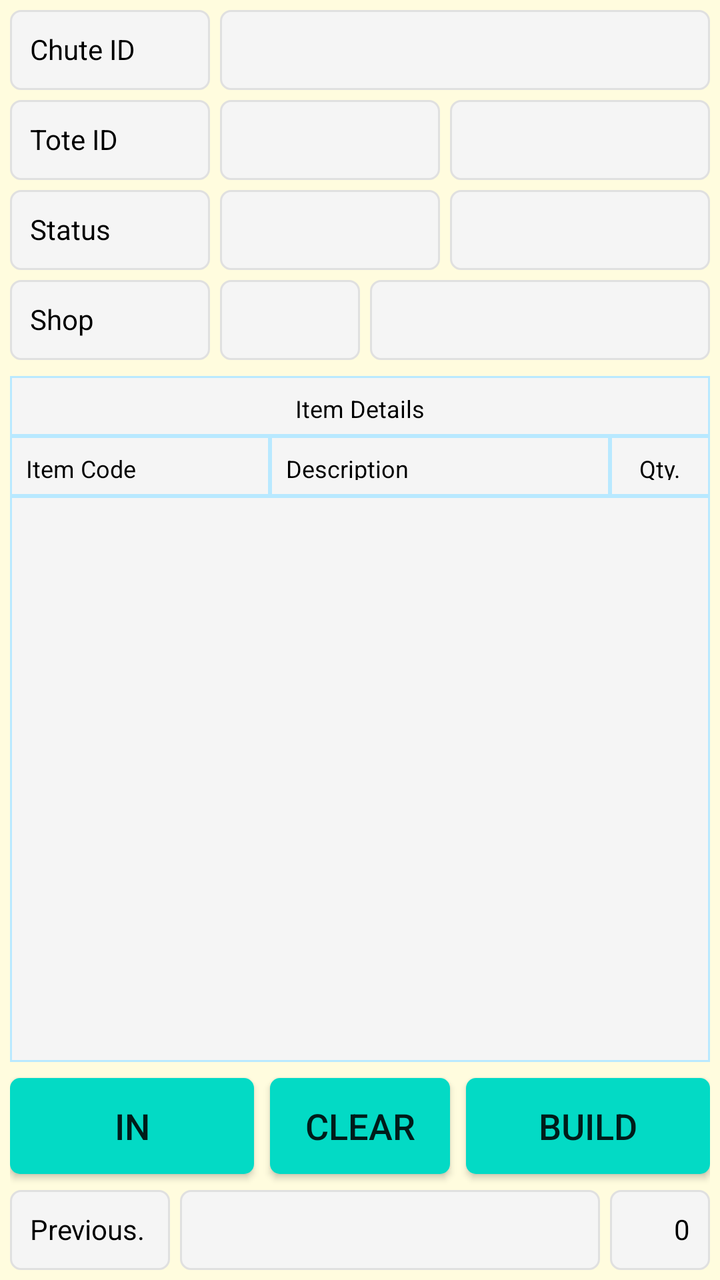
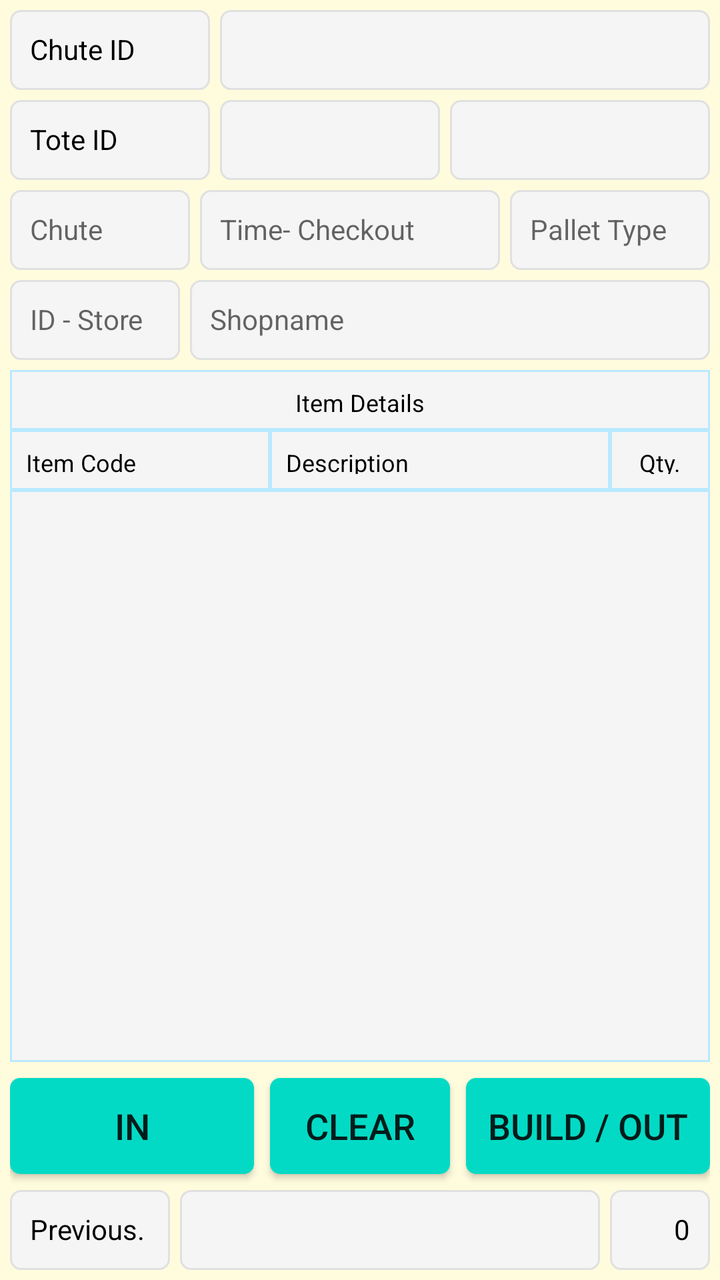

Screens rendered from an Android XML layout before and after an edit, with the pre-edit source and the edit as a unified diff.
<!-- AndroidManifest.xml: application theme AppTheme -->
<!-- res/layout/fragment_box_building_auto_jafza.xml -->
<?xml version="1.0" encoding="utf-8"?>
<FrameLayout xmlns:android="http://schemas.android.com/apk/res/android"
    xmlns:app="http://schemas.android.com/apk/res-auto"
    xmlns:tools="http://schemas.android.com/tools"
    android:layout_width="match_parent"
    android:layout_height="match_parent"
    android:background="@color/backColor"
    tools:context=".ui.building.jafza.BoxBuildingAutoJafzaFragment">

    <androidx.constraintlayout.widget.ConstraintLayout
        android:layout_width="match_parent"
        android:layout_height="match_parent"
        android:padding="5dp">

        <TextView
            android:id="@+id/TextView1"
            android:layout_width="100dp"
            android:layout_height="40dp"
            android:background="@drawable/et_custom"
            android:gravity="left"
            android:hint=""
            android:padding="10dp"
            android:text="Chute ID"
            android:textColor="@color/coloBlack"
            android:textSize="14dp"
            app:layout_constraintStart_toStartOf="parent"
            app:layout_constraintTop_toTopOf="parent" />

        <EditText
            android:id="@+id/et_building_chuteid"
            android:layout_width="0dp"
            android:layout_height="40dp"
            android:layout_marginStart="5dp"
            android:layout_marginLeft="5dp"
            android:background="@drawable/et_custom"
            android:inputType="text"
            android:padding="10dp"
            android:textColor="@color/coloBlack"
            android:textSize="14dp"
            app:layout_constraintEnd_toEndOf="parent"
            app:layout_constraintStart_toEndOf="@+id/TextView1"
            app:layout_constraintTop_toTopOf="@+id/TextView1"
            tools:ignore="SpeakableTextPresentCheck,TouchTargetSizeCheck" />

        <TextView
            android:id="@+id/TextView8"
            android:layout_width="100dp"
            android:layout_height="40dp"
            android:layout_marginTop="5dp"
            android:background="@drawable/et_custom"
            android:gravity="left"
            android:hint=""
            android:padding="10dp"
            android:text="Tote ID"
            android:textColor="@color/coloBlack"
            android:textSize="14dp"
            app:layout_constraintStart_toStartOf="parent"
            app:layout_constraintTop_toBottomOf="@+id/TextView1" />

        <EditText
            android:id="@+id/et_chute_building_totid"
            android:layout_width="0dp"
            android:layout_height="40dp"
            android:layout_marginStart="5dp"
            android:layout_marginLeft="5dp"
            android:layout_marginEnd="5dp"
            android:layout_marginRight="5dp"
            android:background="@drawable/et_custom"
            android:gravity="left"
            android:hint=""
            android:inputType="text"
            android:padding="10dp"
            android:textColor="@color/coloBlack"
            android:textSize="14dp"
            app:layout_constraintEnd_toStartOf="@+id/tv_building_totid"
            app:layout_constraintStart_toEndOf="@+id/TextView8"
            app:layout_constraintTop_toTopOf="@+id/TextView8"
            tools:ignore="SpeakableTextPresentCheck,TouchTargetSizeCheck" />

        <TextView
            android:id="@+id/tv_building_totid"
            android:layout_width="130dp"
            android:layout_height="40dp"
            android:background="@drawable/et_custom"
            android:gravity="left"
            android:hint=""
            android:padding="10dp"
            android:text=""
            android:textColor="@color/coloBlack"
            android:textSize="14dp"
            app:layout_constraintEnd_toEndOf="parent"
            app:layout_constraintTop_toTopOf="@+id/et_chute_building_totid" />

        <TextView
            android:id="@+id/tv_building_time"
            android:layout_width="130dp"
            android:layout_height="40dp"
            android:background="@drawable/et_custom"
            android:gravity="left"
            android:hint=""
            android:padding="10dp"
            android:text=""
            android:textColor="@color/coloBlack"
            android:textSize="14dp"
            app:layout_constraintEnd_toEndOf="parent"
            app:layout_constraintTop_toTopOf="@+id/TextView2" />

        <TextView
            android:id="@+id/TextView2"
            android:layout_width="100dp"
            android:layout_height="40dp"
            android:layout_marginTop="5dp"
            android:background="@drawable/et_custom"
            android:gravity="left"
            android:hint=""
            android:padding="10dp"
            android:text="Status"
            android:textColor="@color/coloBlack"
            android:textSize="14dp"
            app:layout_constraintStart_toStartOf="parent"
            app:layout_constraintTop_toBottomOf="@+id/TextView8" />

        <TextView
            android:id="@+id/tv_chute_building_status"
            android:layout_width="0dp"
            android:layout_height="40dp"
            android:layout_marginStart="5dp"
            android:layout_marginLeft="5dp"
            android:layout_marginEnd="5dp"
            android:layout_marginRight="5dp"
            android:background="@drawable/et_custom"
            android:gravity="left"
            android:hint=""
            android:padding="10dp"
            android:text=""
            android:textColor="@color/coloBlack"
            android:textSize="14dp"
            app:layout_constraintEnd_toStartOf="@+id/tv_building_time"
            app:layout_constraintStart_toEndOf="@+id/TextView2"
            app:layout_constraintTop_toTopOf="@+id/TextView2" />

        <TextView
            android:id="@+id/TextView3"
            android:layout_width="100dp"
            android:layout_height="40dp"
            android:layout_marginTop="5dp"
            android:background="@drawable/et_custom"
            android:gravity="left"
            android:hint=""
            android:padding="10dp"
            android:text="Shop"
            android:textColor="@color/coloBlack"
            android:textSize="14dp"
            app:layout_constraintStart_toStartOf="parent"
            app:layout_constraintTop_toBottomOf="@+id/TextView2" />

        <TextView
            android:id="@+id/tv_chute_status_building_shopname"
            android:layout_width="0dp"
            android:layout_height="40dp"
            android:layout_marginStart="5dp"
            android:layout_marginLeft="5dp"
            android:background="@drawable/et_custom"
            android:gravity="left"
            android:hint=""
            android:padding="10dp"
            android:text=""
            android:textColor="@color/coloBlack"
            android:textSize="14dp"
            app:layout_constraintEnd_toEndOf="parent"
            app:layout_constraintStart_toEndOf="@+id/tv_chute_status_building_shopid"
            app:layout_constraintTop_toTopOf="@+id/TextView3" />

        <TextView
            android:id="@+id/tv_chute_status_building_shopid"
            android:layout_width="70dp"
            android:layout_height="40dp"
            android:layout_marginStart="5dp"
            android:layout_marginLeft="5dp"
            android:background="@drawable/et_custom"
            android:gravity="left"
            android:hint=""
            android:padding="10dp"
            android:text=""
            android:textColor="@color/coloBlack"
            android:textSize="14dp"
            app:layout_constraintStart_toEndOf="@+id/TextView3"
            app:layout_constraintTop_toTopOf="@+id/TextView3" />

        <TextView
            android:id="@+id/TextView4"
            android:layout_width="0dp"
            android:layout_height="30dp"
            android:layout_marginTop="8dp"
            android:background="@drawable/et_custom_total"
            android:gravity="center"
            android:hint=""
            android:padding="8dp"
            android:text="Item Details"
            android:textColor="@color/coloBlack"
            android:textSize="12dp"
            app:layout_constraintEnd_toEndOf="parent"
            app:layout_constraintStart_toStartOf="parent"
            app:layout_constraintTop_toBottomOf="@+id/TextView3" />


        <TextView
            android:id="@+id/TextView5"
            android:layout_width="130dp"
            android:layout_height="30dp"
            android:background="@drawable/et_custom_total"
            android:gravity="left"
            android:hint=""
            android:padding="8dp"
            android:text="Item Code"
            android:textColor="@color/coloBlack"
            android:textSize="12dp"
            app:layout_constraintStart_toStartOf="parent"
            app:layout_constraintTop_toBottomOf="@+id/TextView4" />

        <TextView
            android:id="@+id/TextView6"
            android:layout_width="0dp"
            android:layout_height="30dp"
            android:background="@drawable/et_custom_total"
            android:gravity="left"
            android:hint=""
            android:padding="8dp"
            android:text="Description"
            android:textColor="@color/coloBlack"
            android:textSize="12dp"
            app:layout_constraintEnd_toStartOf="@+id/TextView7"
            app:layout_constraintStart_toEndOf="@+id/TextView5"
            app:layout_constraintTop_toBottomOf="@+id/TextView4" />

        <TextView
            android:id="@+id/TextView7"
            android:layout_width="50dp"
            android:layout_height="30dp"
            android:background="@drawable/et_custom_total"
            android:gravity="center"
            android:hint=""
            android:padding="8dp"
            android:text="Qty."
            android:textColor="@color/coloBlack"
            android:textSize="12dp"
            app:layout_constraintEnd_toEndOf="parent"
            app:layout_constraintTop_toBottomOf="@+id/TextView4" />

        <ListView
            android:id="@+id/lv_chute_status_building_details"
            android:layout_width="0dp"
            android:layout_height="0dp"
            android:layout_marginBottom="8dp"
            android:background="@drawable/et_custom_total"
            app:layout_constraintBottom_toTopOf="@+id/bt_chute_status_building_in"
            app:layout_constraintEnd_toEndOf="parent"
            app:layout_constraintStart_toStartOf="parent"
            app:layout_constraintTop_toBottomOf="@+id/TextView5" />

        <TextView
            android:id="@+id/TextView9"
            android:layout_width="80dp"
            android:layout_height="40dp"
            android:background="@drawable/et_custom"
            android:gravity="left"
            android:hint=""
            android:padding="10dp"
            android:text="Previous."
            android:textColor="@color/coloBlack"
            android:textSize="14dp"
            app:layout_constraintBottom_toBottomOf="parent"
            app:layout_constraintStart_toStartOf="parent" />

        <TextView
            android:id="@+id/tv_chute_status_building_trfno"
            android:layout_width="0dp"
            android:layout_height="40dp"
            android:layout_marginStart="5dp"
            android:layout_marginLeft="5dp"
            android:layout_marginEnd="5dp"
            android:layout_marginRight="5dp"
            android:background="@drawable/et_custom"
            android:gravity="left"
            android:hint=""
            android:padding="10dp"
            android:textColor="@color/coloBlack"
            android:textSize="14dp"
            app:layout_constraintBottom_toBottomOf="parent"
            app:layout_constraintEnd_toStartOf="@+id/tv_chute_status_building_tot_qty"
            app:layout_constraintStart_toEndOf="@+id/TextView9" />

        <TextView
            android:id="@+id/tv_chute_status_building_tot_qty"
            android:layout_width="50dp"
            android:layout_height="40dp"
            android:background="@drawable/et_custom"
            android:gravity="right"
            android:hint=""
            android:padding="10dp"
            android:text="0"
            android:textColor="@color/coloBlack"
            android:textSize="14dp"
            app:layout_constraintBottom_toBottomOf="parent"
            app:layout_constraintEnd_toEndOf="parent" />

        <TextView
            android:id="@+id/textView2"
            android:layout_width="wrap_content"
            android:layout_height="wrap_content"
            android:layout_marginStart="16dp"
            android:layout_marginLeft="16dp"
            android:layout_marginEnd="16dp"
            android:layout_marginRight="16dp"
            android:text="   "
            android:textColor="@color/colorAccent"
            app:layout_constraintBottom_toBottomOf="parent"
            app:layout_constraintEnd_toEndOf="parent"
            app:layout_constraintStart_toStartOf="parent"
            tools:ignore="SpeakableTextPresentCheck" />

        <Button
            android:id="@+id/bt_chute_status_building_in"
            android:layout_width="0dp"
            android:layout_height="wrap_content"
            android:layout_marginEnd="8dp"
            android:layout_marginRight="8dp"
            android:layout_marginBottom="8dp"
            android:background="@drawable/btn_custom1"
            android:text="IN"
            android:textAllCaps="false"
            android:textSize="18sp"
            app:layout_constraintBottom_toTopOf="@+id/tv_chute_status_building_trfno"
            app:layout_constraintEnd_toStartOf="@+id/bt_chute_status_building_clear"
            app:layout_constraintStart_toStartOf="parent" />

        <Button
            android:id="@+id/bt_chute_status_building_clear"
            android:layout_width="90dp"
            android:layout_height="wrap_content"
            android:layout_marginBottom="8dp"
            android:background="@drawable/btn_custom1"
            android:text="CLEAR"
            android:textAllCaps="false"
            android:textSize="18sp"
            app:layout_constraintBottom_toTopOf="@+id/tv_chute_status_building_trfno"
            app:layout_constraintEnd_toEndOf="parent"
            app:layout_constraintStart_toStartOf="parent" />

        <Button
            android:id="@+id/bt_chute_status_building_build"
            android:layout_width="0dp"
            android:layout_height="wrap_content"
            android:layout_marginStart="8dp"
            android:layout_marginLeft="8dp"
            android:layout_marginBottom="8dp"
            android:background="@drawable/btn_custom1"
            android:text="BUILD"
            android:textAllCaps="false"
            android:textSize="18sp"
            app:layout_constraintBottom_toTopOf="@+id/tv_chute_status_building_trfno"
            app:layout_constraintEnd_toEndOf="parent"
            app:layout_constraintStart_toEndOf="@+id/bt_chute_status_building_clear" />

        <ProgressBar
            android:id="@+id/pr_chute_building_inout"
            android:layout_width="wrap_content"
            android:layout_height="wrap_content"
            android:layout_centerHorizontal="true"
            android:visibility="invisible"
            app:layout_constraintBottom_toBottomOf="parent"
            app:layout_constraintEnd_toEndOf="parent"
            app:layout_constraintStart_toStartOf="parent"
            app:layout_constraintTop_toTopOf="parent" />


    </androidx.constraintlayout.widget.ConstraintLayout>

</FrameLayout>
<!-- resources referenced by this layout -->
<resources>
  <color name="backColor">#FFFCDE</color>
  <color name="coloBlack">#000000</color>
  <color name="colorAccent">#000000</color>
  <!-- drawable btn_custom1 (drawable) -->
  <?xml version="1.0" encoding="utf-8"?>
  <shape xmlns:android="http://schemas.android.com/apk/res/android"
      android:padding="10dp"
      android:shape="rectangle" >
  
      <solid android:color="@color/colorBtn" />
  
      <corners
          android:bottomLeftRadius="5dp"
          android:bottomRightRadius="5dp"
          android:topLeftRadius="5dp"
          android:topRightRadius="5dp" />
  
  </shape>
  <!-- drawable et_custom (drawable) -->
  <?xml version="1.0" encoding="utf-8"?>
  <shape xmlns:android="http://schemas.android.com/apk/res/android"
      android:padding="10dp"
      android:shape="rectangle" >
  
      <solid android:color="#f5f5f5" />
  
      <stroke
          android:width="1dp"
          android:color="#e0e0e0" />
  
      <corners
          android:bottomLeftRadius="5dp"
          android:bottomRightRadius="5dp"
          android:topLeftRadius="5dp"
          android:topRightRadius="5dp" />
  
  </shape>
  <!-- drawable et_custom_total (drawable) -->
  <?xml version="1.0" encoding="utf-8"?>
  <shape xmlns:android="http://schemas.android.com/apk/res/android"
      android:padding="10dp"
      android:shape="rectangle" >
  
      <solid android:color="#f5f5f5" />
  
      <stroke
          android:width="1dp"
          android:color="#B9E9FF" />
  
      <corners
          android:bottomLeftRadius="0dp"
          android:bottomRightRadius="0dp"
          android:topLeftRadius="0dp"
          android:topRightRadius="0dp" />
  
  </shape>
  <style name="AppTheme" parent="Theme.AppCompat.Light.NoActionBar">
          
          <item name="colorPrimary">@color/colorPrimary</item>
          <item name="colorPrimaryDark">@color/colorPrimaryDark</item>
          <item name="colorAccent">@color/colorAccent</item>
      </style>
  <color name="colorBtn">#03DAC5</color>
  <color name="colorPrimary">#ffb200</color>
  <color name="colorPrimaryDark">#ffb200</color>
</resources>

<!-- the commit's change to res/layout/fragment_box_building_auto_jafza.xml (unified diff, before → after) -->
@@ -93,105 +93,86 @@
 
         <TextView
             android:id="@+id/tv_building_time"
-            android:layout_width="130dp"
-            android:layout_height="40dp"
-            android:background="@drawable/et_custom"
-            android:gravity="left"
-            android:hint=""
-            android:padding="10dp"
-            android:text=""
-            android:textColor="@color/coloBlack"
-            android:textSize="14dp"
-            app:layout_constraintEnd_toEndOf="parent"
-            app:layout_constraintTop_toTopOf="@+id/TextView2" />
-
-        <TextView
-            android:id="@+id/TextView2"
+            android:layout_width="150dp"
+            android:layout_height="40dp"
+            android:layout_marginRight="5dp"
+            android:background="@drawable/et_custom"
+            android:gravity="left"
+            android:hint="Time- Checkout"
+            android:padding="10dp"
+            android:text=""
+            android:textColor="@color/coloBlack"
+            android:textSize="14dp"
+            app:layout_constraintEnd_toStartOf="@+id/tv_chute_status_building_pallet_type"
+            app:layout_constraintTop_toTopOf="@+id/tv_chute_building_status" />
+
+        <TextView
+            android:id="@+id/tv_chute_building_status"
+            android:layout_width="0dp"
+            android:layout_height="40dp"
+            android:layout_marginEnd="5dp"
+            android:layout_marginTop="5dp"
+            android:background="@drawable/et_custom"
+            android:gravity="left"
+            android:hint="Chute Status"
+            android:padding="10dp"
+            android:text=""
+            android:textColor="@color/coloBlack"
+            android:textSize="14dp"
+            app:layout_constraintEnd_toStartOf="@+id/tv_building_time"
+            app:layout_constraintStart_toStartOf="parent"
+            app:layout_constraintTop_toBottomOf="@+id/TextView8" />
+
+        <TextView
+            android:id="@+id/tv_chute_status_building_shopname"
+            android:layout_width="0dp"
+            android:layout_height="40dp"
+            android:layout_marginStart="5dp"
+            android:background="@drawable/et_custom"
+            android:gravity="left"
+            android:hint="Shopname"
+            android:padding="10dp"
+            android:text=""
+            android:textColor="@color/coloBlack"
+            android:textSize="14dp"
+            app:layout_constraintEnd_toEndOf="parent"
+            app:layout_constraintStart_toEndOf="@+id/tv_chute_status_building_shopid"
+            app:layout_constraintTop_toTopOf="@+id/tv_chute_status_building_shopid" />
+
+        <TextView
+            android:id="@+id/tv_chute_status_building_pallet_type"
             android:layout_width="100dp"
             android:layout_height="40dp"
+            android:background="@drawable/et_custom"
+            android:gravity="left"
+            android:hint="Pallet Type"
+            android:padding="10dp"
+            android:text=""
+            android:textColor="@color/coloBlack"
+            android:textSize="14dp"
+            app:layout_constraintEnd_toEndOf="parent"
+            app:layout_constraintTop_toTopOf="@+id/tv_chute_building_status" />
+
+        <TextView
+            android:id="@+id/tv_chute_status_building_shopid"
+            android:layout_width="85dp"
+            android:layout_height="40dp"
             android:layout_marginTop="5dp"
             android:background="@drawable/et_custom"
             android:gravity="left"
-            android:hint=""
-            android:padding="10dp"
-            android:text="Status"
-            android:textColor="@color/coloBlack"
-            android:textSize="14dp"
-            app:layout_constraintStart_toStartOf="parent"
-            app:layout_constraintTop_toBottomOf="@+id/TextView8" />
-
-        <TextView
-            android:id="@+id/tv_chute_building_status"
-            android:layout_width="0dp"
-            android:layout_height="40dp"
-            android:layout_marginStart="5dp"
-            android:layout_marginLeft="5dp"
-            android:layout_marginEnd="5dp"
-            android:layout_marginRight="5dp"
-            android:background="@drawable/et_custom"
-            android:gravity="left"
-            android:hint=""
-            android:padding="10dp"
-            android:text=""
-            android:textColor="@color/coloBlack"
-            android:textSize="14dp"
-            app:layout_constraintEnd_toStartOf="@+id/tv_building_time"
-            app:layout_constraintStart_toEndOf="@+id/TextView2"
-            app:layout_constraintTop_toTopOf="@+id/TextView2" />
-
-        <TextView
-            android:id="@+id/TextView3"
-            android:layout_width="100dp"
-            android:layout_height="40dp"
+            android:hint="ID - Store"
+            android:padding="10dp"
+            android:text=""
+            android:textColor="@color/coloBlack"
+            android:textSize="14dp"
+            app:layout_constraintStart_toStartOf="parent"
+            app:layout_constraintTop_toBottomOf="@+id/tv_chute_building_status" />
+
+        <TextView
+            android:id="@+id/TextView4"
+            android:layout_width="0dp"
+            android:layout_height="30dp"
             android:layout_marginTop="5dp"
-            android:background="@drawable/et_custom"
-            android:gravity="left"
-            android:hint=""
-            android:padding="10dp"
-            android:text="Shop"
-            android:textColor="@color/coloBlack"
-            android:textSize="14dp"
-            app:layout_constraintStart_toStartOf="parent"
-            app:layout_constraintTop_toBottomOf="@+id/TextView2" />
-
-        <TextView
-            android:id="@+id/tv_chute_status_building_shopname"
-            android:layout_width="0dp"
-            android:layout_height="40dp"
-            android:layout_marginStart="5dp"
-            android:layout_marginLeft="5dp"
-            android:background="@drawable/et_custom"
-            android:gravity="left"
-            android:hint=""
-            android:padding="10dp"
-            android:text=""
-            android:textColor="@color/coloBlack"
-            android:textSize="14dp"
-            app:layout_constraintEnd_toEndOf="parent"
-            app:layout_constraintStart_toEndOf="@+id/tv_chute_status_building_shopid"
-            app:layout_constraintTop_toTopOf="@+id/TextView3" />
-
-        <TextView
-            android:id="@+id/tv_chute_status_building_shopid"
-            android:layout_width="70dp"
-            android:layout_height="40dp"
-            android:layout_marginStart="5dp"
-            android:layout_marginLeft="5dp"
-            android:background="@drawable/et_custom"
-            android:gravity="left"
-            android:hint=""
-            android:padding="10dp"
-            android:text=""
-            android:textColor="@color/coloBlack"
-            android:textSize="14dp"
-            app:layout_constraintStart_toEndOf="@+id/TextView3"
-            app:layout_constraintTop_toTopOf="@+id/TextView3" />
-
-        <TextView
-            android:id="@+id/TextView4"
-            android:layout_width="0dp"
-            android:layout_height="30dp"
-            android:layout_marginTop="8dp"
             android:background="@drawable/et_custom_total"
             android:gravity="center"
             android:hint=""
@@ -201,7 +182,7 @@
             android:textSize="12dp"
             app:layout_constraintEnd_toEndOf="parent"
             app:layout_constraintStart_toStartOf="parent"
-            app:layout_constraintTop_toBottomOf="@+id/TextView3" />
+            app:layout_constraintTop_toBottomOf="@+id/tv_chute_status_building_shopid" />
 
 
         <TextView
@@ -355,7 +336,7 @@
             android:layout_marginLeft="8dp"
             android:layout_marginBottom="8dp"
             android:background="@drawable/btn_custom1"
-            android:text="BUILD"
+            android:text="BUILD / OUT"
             android:textAllCaps="false"
             android:textSize="18sp"
             app:layout_constraintBottom_toTopOf="@+id/tv_chute_status_building_trfno"
